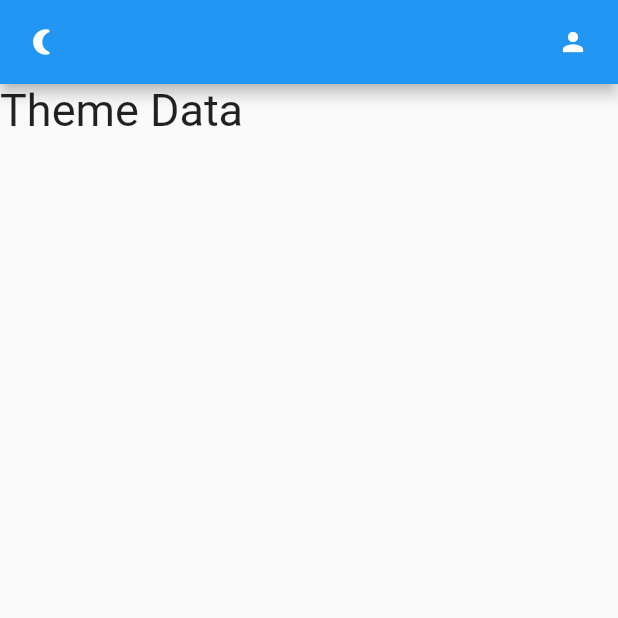
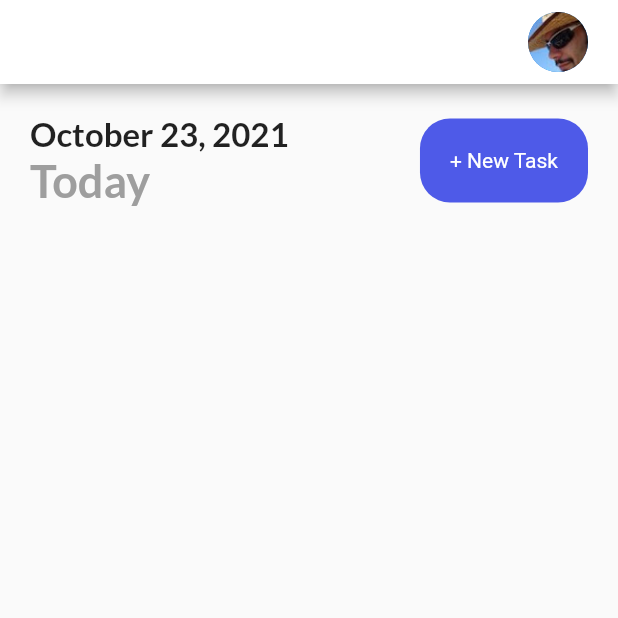
Before and after one commit to cantomris/task_tracker_flutter, a Flutter app: the screen it shows after launch, on a phone screen of 412 x 824 dp, the top half of it. Run offline on Flutter 3.47's test engine with Material 2 defaults, Android fonts, the phone set to English and light mode, and no system bars; our stand-ins replace flutter_local_notifications, get, get_storage, google_fonts, timezone.

Commit message:
_mainHeader

```diff
--- a/lib/ui/home_page.dart
+++ b/lib/ui/home_page.dart
@@ -1,8 +1,11 @@
 import 'package:flutter/cupertino.dart';
 import 'package:flutter/material.dart';
 import 'package:get/get.dart';
+import 'package:intl/intl.dart';
 import 'package:task_tracker_flutter/services/notification_services.dart';
 import 'package:task_tracker_flutter/services/theme_services.dart';
+import 'package:task_tracker_flutter/ui/theme.dart';
+import 'package:task_tracker_flutter/ui/widgets/button.dart';
 
 class HomePage extends StatefulWidget {
   const HomePage({Key? key}) : super(key: key);
@@ -24,14 +27,18 @@ class _HomePageState extends State<HomePage> {
   @override
   Widget build(BuildContext context) {
     return Scaffold(
-        appBar: _appBar(),
-        body: Column(
-          children: const [Text("Theme Data", style: TextStyle(fontSize: 30))],
-        ));
+      appBar: _appBar(),
+      body: Column(
+        children: [
+          _mainHeader(),
+        ],
+      ),
+    );
   }
 
   _appBar() {
     return AppBar(
+      backgroundColor: context.theme.backgroundColor,
       leading: GestureDetector(
         onTap: () {
           ThemeServices().switchTheme();
@@ -45,11 +52,34 @@ class _HomePageState extends State<HomePage> {
         child: const Icon(Icons.nightlight_round, size: 20),
       ),
       actions: const [
-        Icon(Icons.person, size: 20),
+        CircleAvatar(
+          backgroundImage: AssetImage('assets/images/Avatar.jpg'),
+        ),
+        // Icon(Icons.person, size: 20),
         SizedBox(
           width: 20,
         )
       ],
     );
   }
+
+  _mainHeader() {
+    return Container(
+      padding: const EdgeInsets.all(20),
+      child: Row(
+        mainAxisAlignment: MainAxisAlignment.spaceBetween,
+        children: [
+          Column(
+            crossAxisAlignment: CrossAxisAlignment.start,
+            children: [
+              Text(DateFormat.yMMMMd().format(DateTime.now()),
+                  style: headerDateStyle),
+              Text('Today', style: headerDayStyle)
+            ],
+          ),
+          MyButton(label: "+ New Task", onTap: () => null),
+        ],
+      ),
+    );
+  }
 }
--- a/lib/ui/theme.dart
+++ b/lib/ui/theme.dart
@@ -1,5 +1,7 @@
 import 'package:flutter/cupertino.dart';
 import 'package:flutter/material.dart';
+import 'package:flutter/painting.dart';
+import 'package:google_fonts/google_fonts.dart';
 
 const bluishColor = Color(0xFF4e5ae8);
 const yellowColor = Color(0xFFFFB746);
@@ -10,8 +12,28 @@ const darkGreyColor = Color(0xFF121212);
 const darkHeaderColor = Color(0xFF424242);
 
 class Themes {
-  static final light =
-      ThemeData(primaryColor: customPrimaryColor, brightness: Brightness.light);
-  static final dark =
-      ThemeData(primaryColor: darkGreyColor, brightness: Brightness.dark);
+  static final light = ThemeData(
+      backgroundColor: Colors.white,
+      primaryColor: customPrimaryColor,
+      brightness: Brightness.light);
+  static final dark = ThemeData(
+      backgroundColor: darkGreyColor,
+      primaryColor: darkGreyColor,
+      brightness: Brightness.dark);
 }
+
+TextStyle get headerDateStyle {
+  return GoogleFonts.lato(
+    textStyle: const TextStyle(
+      fontSize: 22,
+      fontWeight: FontWeight.bold,
+    ),
+  );
+}
+
+TextStyle get headerDayStyle {
+  return GoogleFonts.lato(
+    textStyle: const TextStyle(
+        fontSize: 30, fontWeight: FontWeight.bold, color: Colors.grey),
+  );
+}
--- /dev/null
+++ b/lib/ui/widgets/button.dart
@@ -0,0 +1,23 @@
+import 'package:flutter/material.dart';
+
+import '../theme.dart';
+
+class MyButton extends StatelessWidget {
+  final String label;
+  final Function()? onTap;
+  const MyButton({Key? key, required this.label, required this.onTap})
+      : super(key: key);
+
+  @override
+  Widget build(BuildContext context) {
+    return GestureDetector(
+      onTap: onTap,
+      child: Container(
+        padding: EdgeInsets.all(20),
+        decoration: BoxDecoration(
+            borderRadius: BorderRadius.circular(20), color: customPrimaryColor),
+        child: Align(child: Text(label, style: TextStyle(color: Colors.white))),
+      ),
+    );
+  }
+}
--- a/pubspec.yaml
+++ b/pubspec.yaml
@@ -38,6 +38,8 @@ dependencies:
   get:
   flutter_local_notifications:
   flutter_native_timezone:
+  intl:
+  google_fonts:
 dev_dependencies:
   flutter_test:
     sdk: flutter
@@ -61,8 +63,8 @@ flutter:
   uses-material-design: true
 
   # To add assets to your application, add an assets section, like this:
-  # assets:
-  #   - images/a_dot_burr.jpeg
+  assets:
+    - assets/images/
   #   - images/a_dot_ham.jpeg
 
   # An image asset can refer to one or more resolution-specific "variants", see
```
Also changed, not shown: assets/images/Avatar.jpg (added), pubspec.lock.
